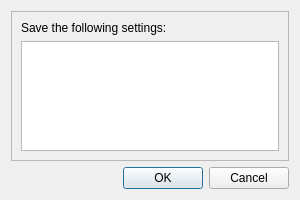
Old version of the form src/blackgui/components/applicationclosedialog.ui in the repository swift-project/pilotclient.
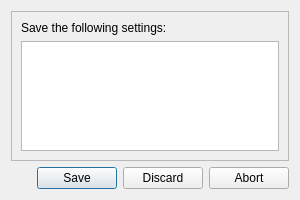
New version of the form.

Commit message: refs #741, allow to discard settings (not saving, but continue closing)

```diff
--- a/src/blackgui/components/applicationclosedialog.ui
+++ b/src/blackgui/components/applicationclosedialog.ui
@@ -49,7 +49,7 @@
       <enum>Qt::Horizontal</enum>
      </property>
      <property name="standardButtons">
-      <set>QDialogButtonBox::Cancel|QDialogButtonBox::Ok</set>
+      <set>QDialogButtonBox::Abort|QDialogButtonBox::Discard|QDialogButtonBox::Save</set>
      </property>
     </widget>
    </item>
```
The commit also changes 3 other files.
